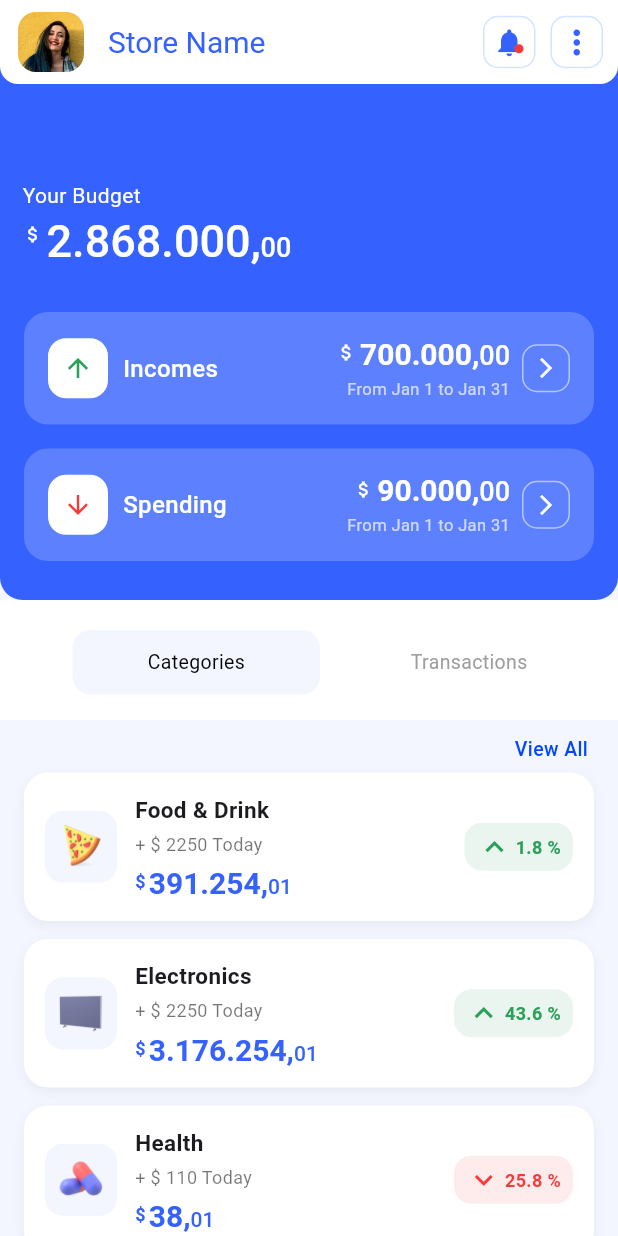
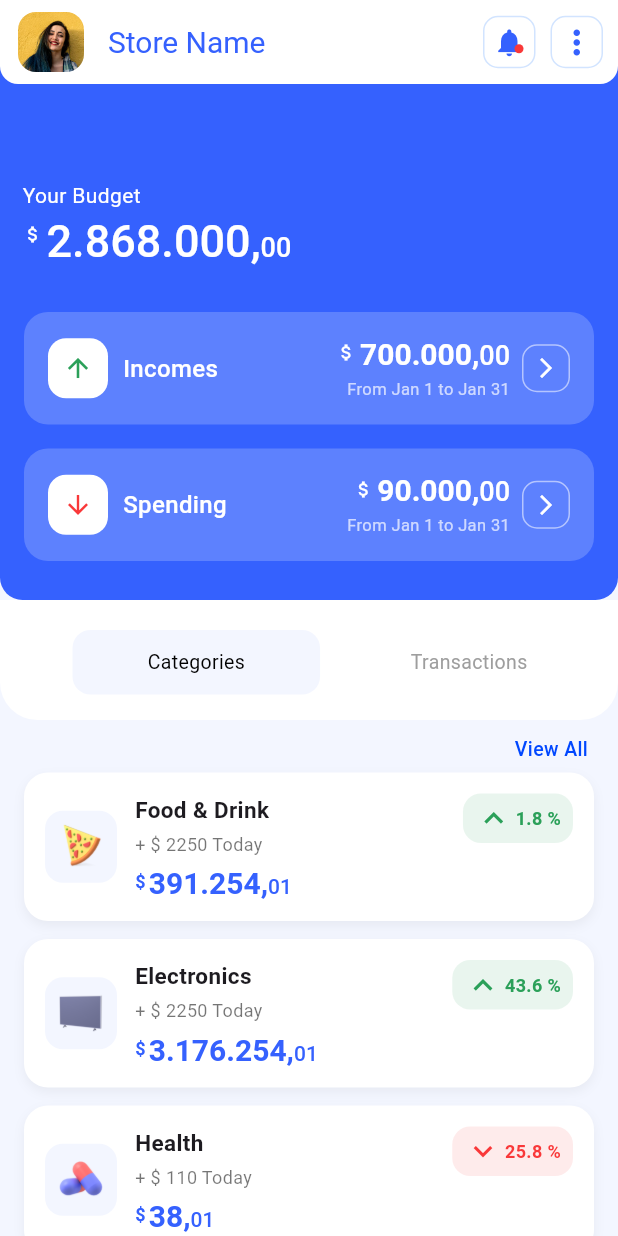
Before and after one commit to Scorhenao/Flutter-Store-Layout, a Flutter app: the screen it shows after launch, on a phone screen of 412 x 824 dp. Run offline on Flutter 3.47's test engine with Material 3 defaults, Android fonts, the phone set to English and light mode, and no system bars; Roboto replaces fonts that are missing (Poppins).

Commit message:
refactor:add border radius on bottom in categories and put the percentaje on top right

```diff
--- a/lib/CategoriesAndTransactions.dart
+++ b/lib/CategoriesAndTransactions.dart
@@ -8,7 +8,13 @@ class CategoriesAndTransactions extends StatelessWidget {
     return Container(
       width: double.infinity,
       height: 80,
-      color: Colors.white,
+      decoration: const BoxDecoration(
+        color: Colors.white,
+        borderRadius: BorderRadius.only(
+          bottomLeft: Radius.circular(25),
+          bottomRight: Radius.circular(25),
+        ),
+      ),
       child: Column(
         children: [
           SizedBox(height: 20),
--- a/lib/Products.dart
+++ b/lib/Products.dart
@@ -81,9 +81,12 @@ class ProductCard extends StatelessWidget {
           ),
         ],
       ),
-      child: Row(
+      child: Stack(
         children: [
-          // Icon
+          // Main content
+          Row(
+            children: [
+              // Image
               Container(
                 width: 48,
                 height: 48,
@@ -111,7 +114,10 @@ class ProductCard extends StatelessWidget {
                     const SizedBox(height: 4),
                     Text(
                       subtitle,
-                  style: const TextStyle(fontSize: 12, color: Colors.black54),
+                      style: const TextStyle(
+                        fontSize: 12,
+                        color: Colors.black54,
+                      ),
                     ),
                     const SizedBox(height: 6),
 
@@ -157,9 +163,14 @@ class ProductCard extends StatelessWidget {
                   ],
                 ),
               ),
+            ],
+          ),
 
-          // percentage
-          Container(
+          // percentage badge
+          Positioned(
+            top: 0,
+            right: 0,
+            child: Container(
               padding: const EdgeInsets.symmetric(horizontal: 8, vertical: 4),
               decoration: BoxDecoration(
                 color: percentageColor.withOpacity(0.1),
@@ -168,7 +179,7 @@ class ProductCard extends StatelessWidget {
               child: Row(
                 mainAxisSize: MainAxisSize.min,
                 children: [
-                Icon(arrowIcon, size: 24, color: percentageColor),
+                  Icon(arrowIcon, size: 25, color: percentageColor),
                   const SizedBox(width: 2),
                   Text(
                     percentage,
@@ -181,6 +192,7 @@ class ProductCard extends StatelessWidget {
                 ],
               ),
             ),
+          ),
         ],
       ),
     );
```
Lines whose indentation alone changed are shown as unchanged.
